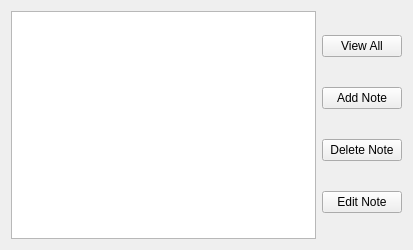
AHB99/note-keeper-with-gui, file NoteKeeperWithGUI/NoteKeeperWithGUI.ui: the form before one commit.
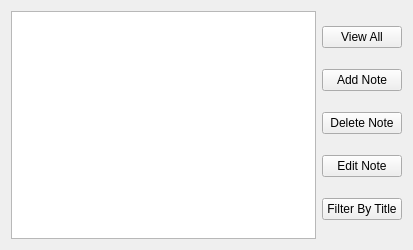
The form after the commit.

Commit message: Added Filter By Title functionality

What changed in the file:
```diff
--- a/NoteKeeperWithGUI/NoteKeeperWithGUI.ui
+++ b/NoteKeeperWithGUI/NoteKeeperWithGUI.ui
@@ -49,6 +49,13 @@
          </property>
         </widget>
        </item>
+       <item>
+        <widget class="QPushButton" name="filterByTitleButton">
+         <property name="text">
+          <string>Filter By Title</string>
+         </property>
+        </widget>
+       </item>
       </layout>
      </item>
     </layout>
```
The commit also changes 9 other files.
